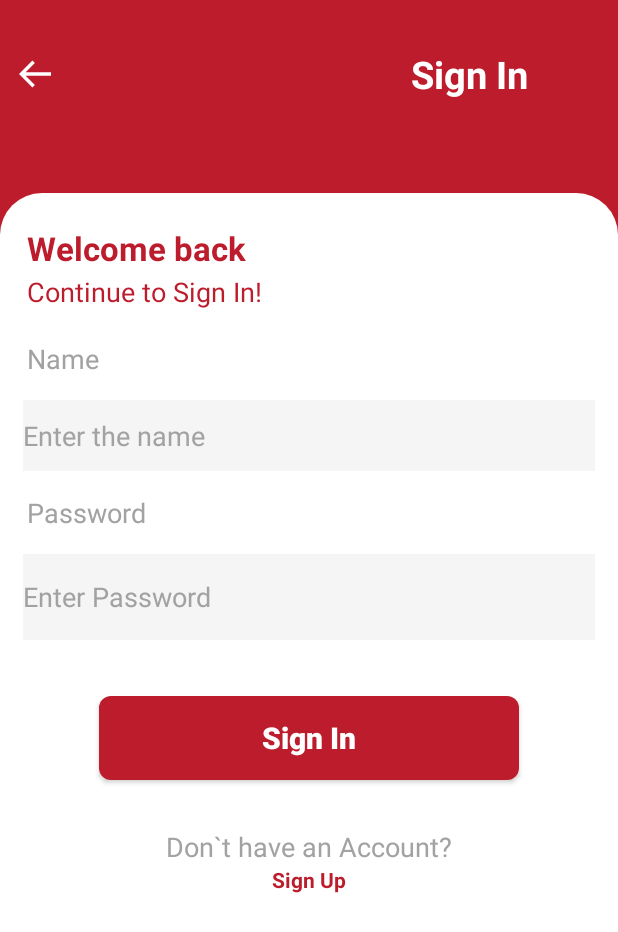
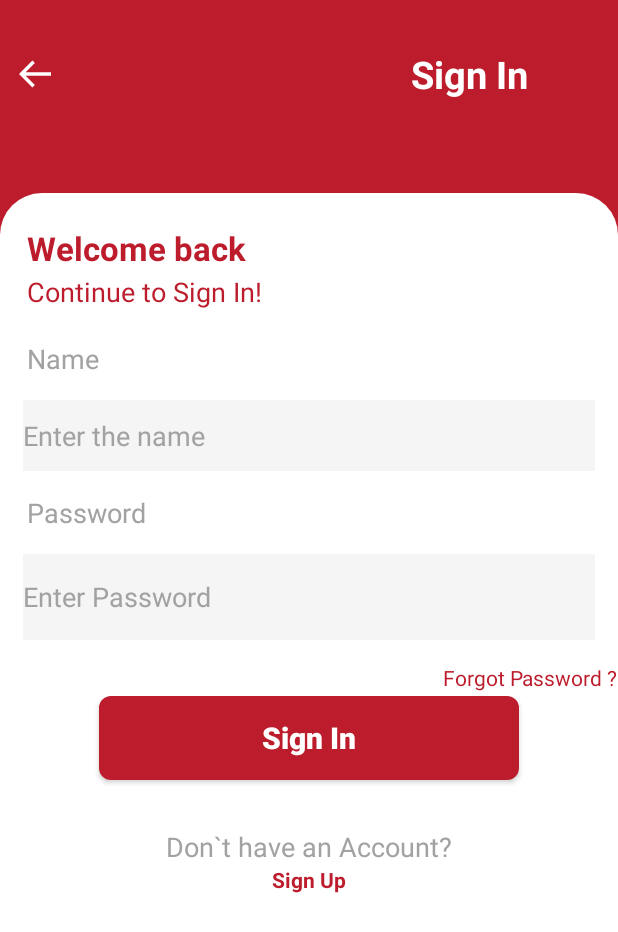
Before and after one commit to rkpsx7/App_1_Evaluation, an Android app: the SignInActivity screen opened directly, with no data from a screen before it, on a phone screen of 412 x 824 dp. Shown: the top 932 px of the screen. Run offline under Robolectric (Android 15) with nearby library versions, the phone set to English and light mode, and no system bars.

Commit message:
Completed check

```diff
--- a/app/src/main/res/layout/activity_sign_in.xml
+++ b/app/src/main/res/layout/activity_sign_in.xml
@@ -94,10 +94,18 @@
             android:hint="Enter Password"
             android:textColorHint="#A2A2A2" />
 
+
+
         <RelativeLayout
             android:layout_width="match_parent"
             android:layout_height="wrap_content">
 
+            <TextView
+                android:layout_width="wrap_content"
+                android:layout_height="wrap_content"
+                android:text="Forgot Password ?"
+                android:layout_alignParentRight="true"
+                android:textColor="#BC1C2B" />
 
             <Button
                 android:id="@+id/btnSignIn2"
```
